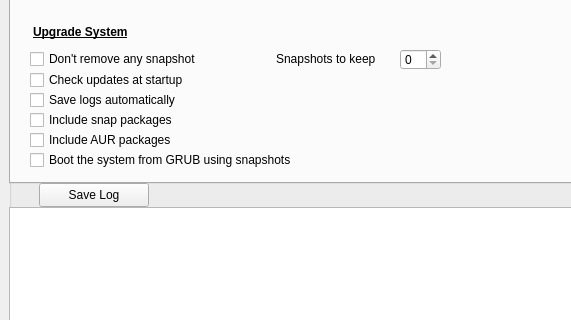
First picture: the form in buttermanager/ui/MainWindow.ui, repository egara/buttermanager, before the edit; both pictures show x 0 to 571 and y 277 to 597 of the 800 by 800 pixel window.
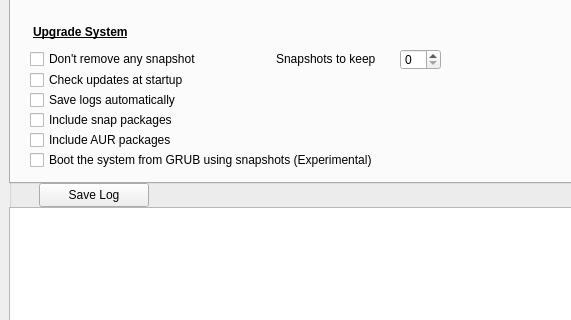
Second picture: the form after the edit. The open tabs and pages were chosen to show the change.

Commit message: Issue #17. Adding a new checkbox to activate grub-btrfs integration

```diff
--- a/buttermanager/ui/MainWindow.ui
+++ b/buttermanager/ui/MainWindow.ui
@@ -798,7 +798,7 @@
            <rect>
             <x>19</x>
             <y>390</y>
-            <width>331</width>
+            <width>411</width>
             <height>22</height>
            </rect>
           </property>
@@ -806,7 +806,7 @@
            <string>Before checking this option, make sure you have GRUB installed. After marking it, the created snapshots of the subvolume mounted as root will be modified to include the appropriate path in the /etc/fstab file</string>
           </property>
           <property name="text">
-           <string>Boot the system from GRUB using snapshots</string>
+           <string>Boot the system from GRUB using snapshots (Experimental)</string>
           </property>
          </widget>
         </widget>
```
